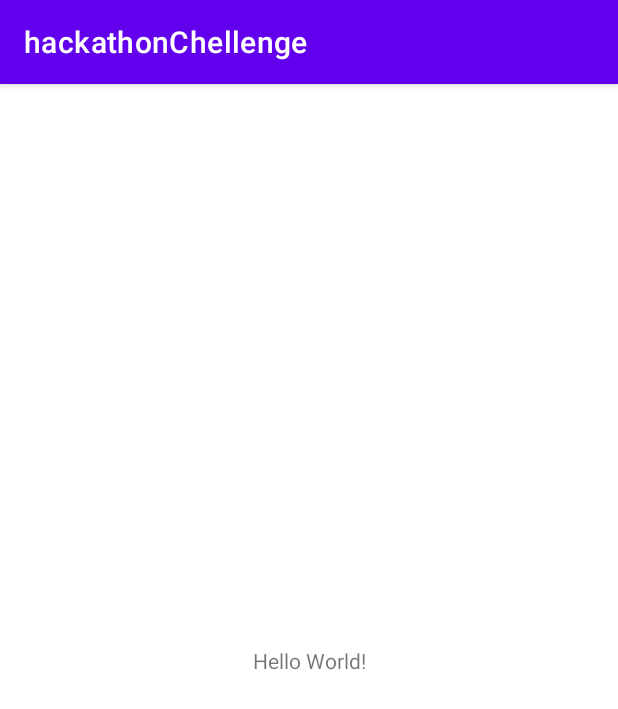
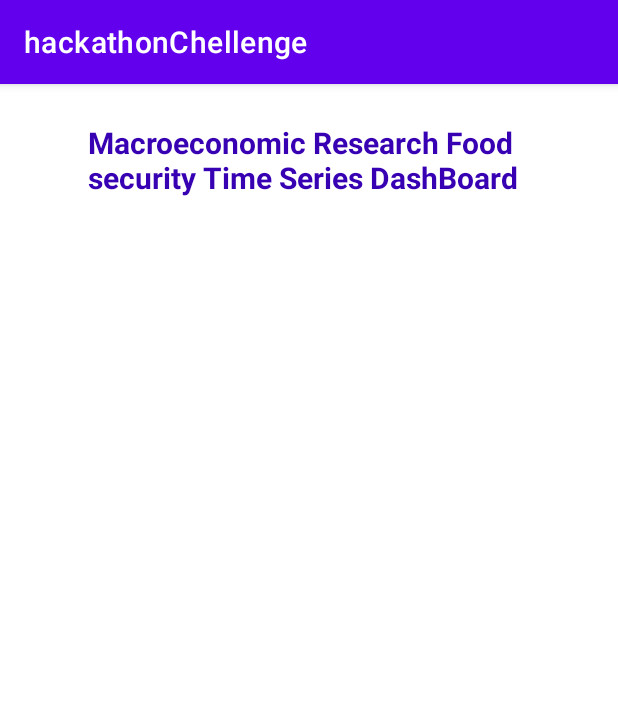
Before and after one commit to mayurigupta01/hackathonChallenge, an Android app: the screen it shows after launch (MainActivity), on a phone screen of 412 x 824 dp. Shown: the top 709 px of the screen. Run offline under Robolectric (Android 15) with nearby library versions, the phone set to English and light mode, and no system bars.

Commit message:
added heading

```diff
--- a/app/src/main/res/layout/activity_main.xml
+++ b/app/src/main/res/layout/activity_main.xml
@@ -6,13 +6,23 @@
     android:layout_height="match_parent"
     tools:context=".MainActivity">
 
+
     <TextView
-        android:layout_width="wrap_content"
-        android:layout_height="wrap_content"
-        android:text="Hello World!"
+        android:id="@+id/textView1"
+        android:layout_width="295dp"
+        android:layout_height="58dp"
+        android:text="Macroeconomic Research Food security Time Series DashBoard"
+        android:textAppearance="@style/TextAppearance.AppCompat.Large"
+        android:textColor="@color/purple_700"
+        android:textSize="20dp"
+        android:textStyle="bold"
         app:layout_constraintBottom_toBottomOf="parent"
+        app:layout_constraintEnd_toEndOf="parent"
         app:layout_constraintLeft_toLeftOf="parent"
         app:layout_constraintRight_toRightOf="parent"
-        app:layout_constraintTop_toTopOf="parent" />
+        app:layout_constraintStart_toStartOf="parent"
+        app:layout_constraintTop_toTopOf="parent"
+        app:layout_constraintVertical_bias="0.036" />
+
 
 </androidx.constraintlayout.widget.ConstraintLayout>
```
